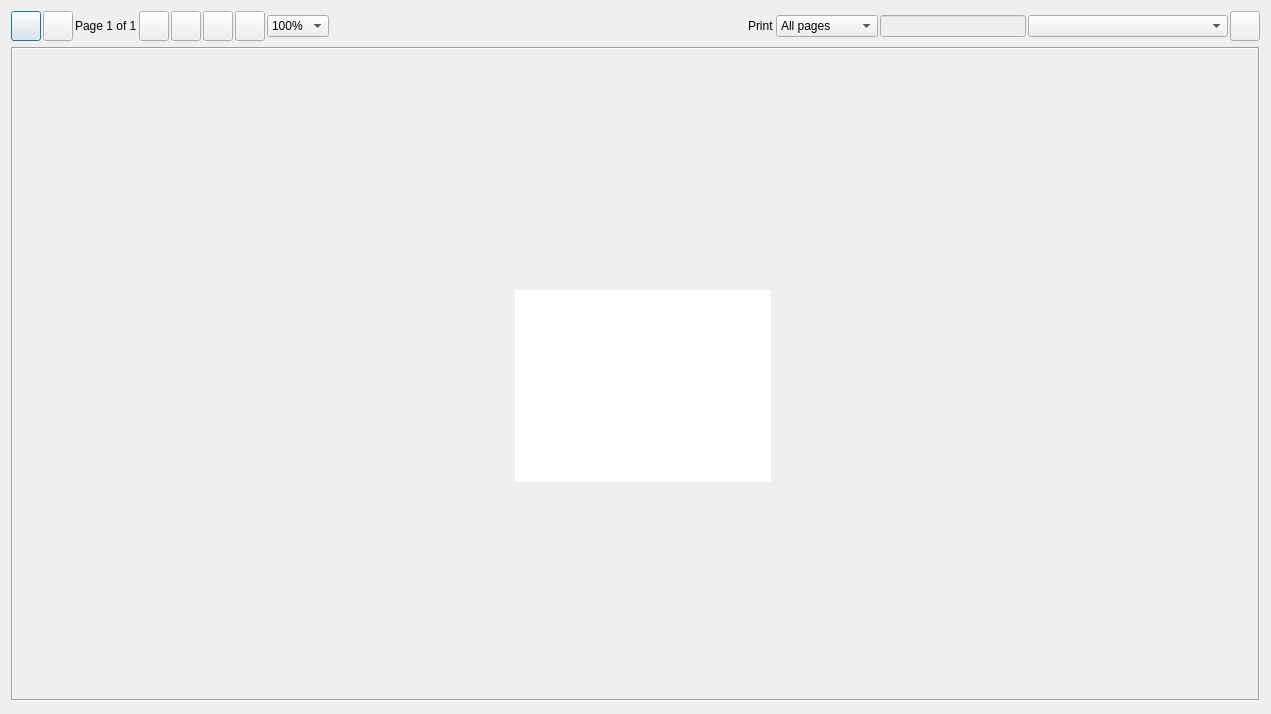
End1-1/Cafe5, file Classes/c5printpreview.ui: the form before one commit.
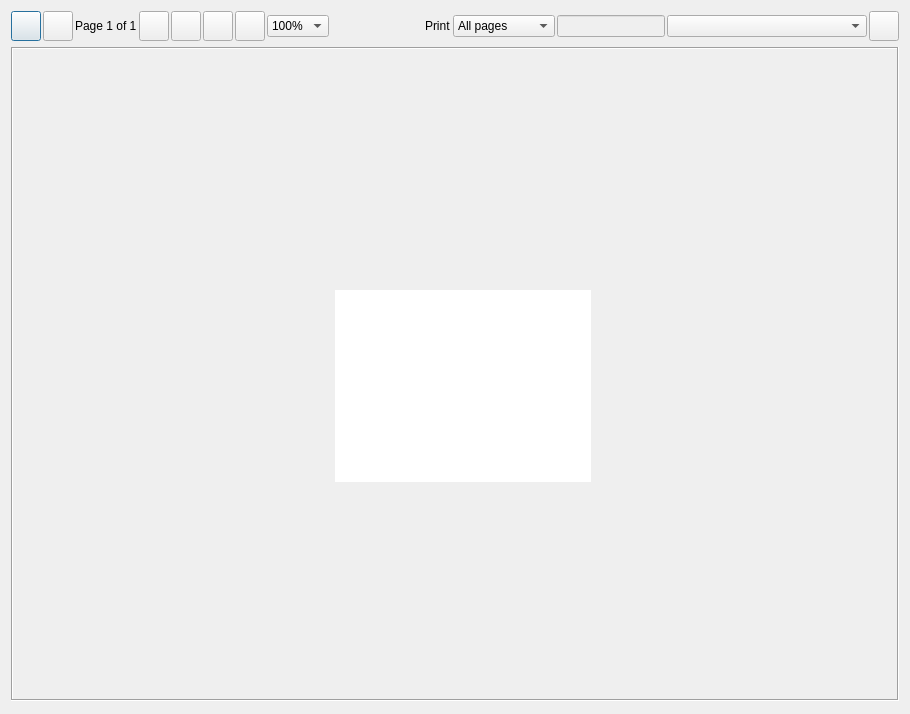
The form after the commit. Icons and pictures are not drawn. Custom widgets are drawn as their Qt base class.

```diff
--- a/Classes/c5printpreview.ui
+++ b/Classes/c5printpreview.ui
@@ -6,7 +6,7 @@
    <rect>
     <x>0</x>
     <y>0</y>
-    <width>1271</width>
+    <width>910</width>
     <height>714</height>
    </rect>
   </property>
@@ -271,9 +271,12 @@
         <property name="orientation">
          <enum>Qt::Horizontal</enum>
         </property>
+        <property name="sizeType">
+         <enum>QSizePolicy::Expanding</enum>
+        </property>
         <property name="sizeHint" stdset="0">
          <size>
-          <width>417</width>
+          <width>0</width>
           <height>20</height>
          </size>
         </property>
@@ -397,8 +400,8 @@
           <rect>
            <x>0</x>
            <y>0</y>
-           <width>1245</width>
-           <height>649</height>
+           <width>888</width>
+           <height>654</height>
           </rect>
          </property>
          <layout class="QHBoxLayout" name="horizontalLayout_3">
```
